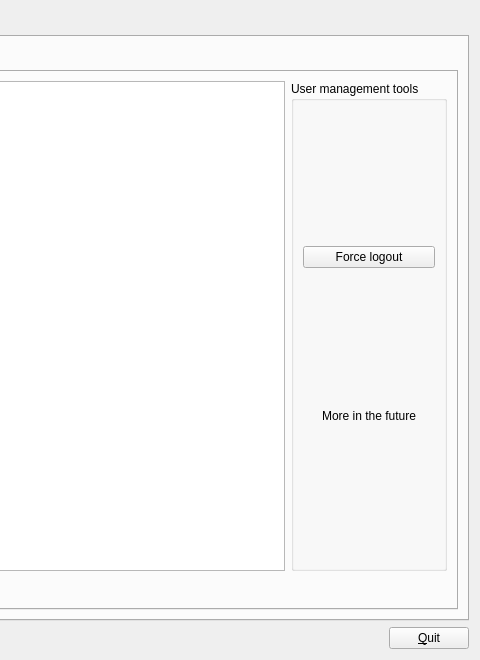
Above: qtCreatorFiles/ui_manager.ui from plomgrading/plom before the change; both pictures show x 544 to 1024 and y 0 to 660 of the 1024 by 660 pixel window. Below: the same form after it.
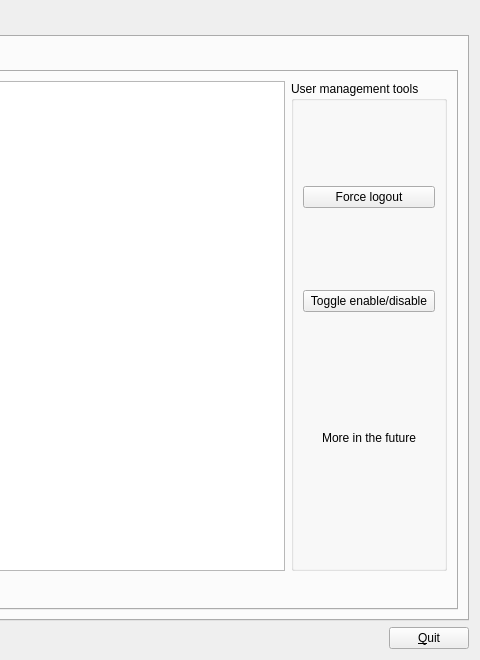
That is the form after the change. The open tabs and pages were chosen to show the change.

```diff
--- a/qtCreatorFiles/ui_manager.ui
+++ b/qtCreatorFiles/ui_manager.ui
@@ -1153,6 +1153,26 @@
                   </property>
                  </widget>
                 </item>
+                <item>
+                 <spacer name="verticalSpacer_6">
+                  <property name="orientation">
+                   <enum>Qt::Vertical</enum>
+                  </property>
+                  <property name="sizeHint" stdset="0">
+                   <size>
+                    <width>20</width>
+                    <height>40</height>
+                   </size>
+                  </property>
+                 </spacer>
+                </item>
+                <item>
+                 <widget class="QPushButton" name="enabDisabB">
+                  <property name="text">
+                   <string>Toggle enable/disable</string>
+                  </property>
+                 </widget>
+                </item>
                 <item>
                  <spacer name="verticalSpacer_3">
                   <property name="orientation">
```
